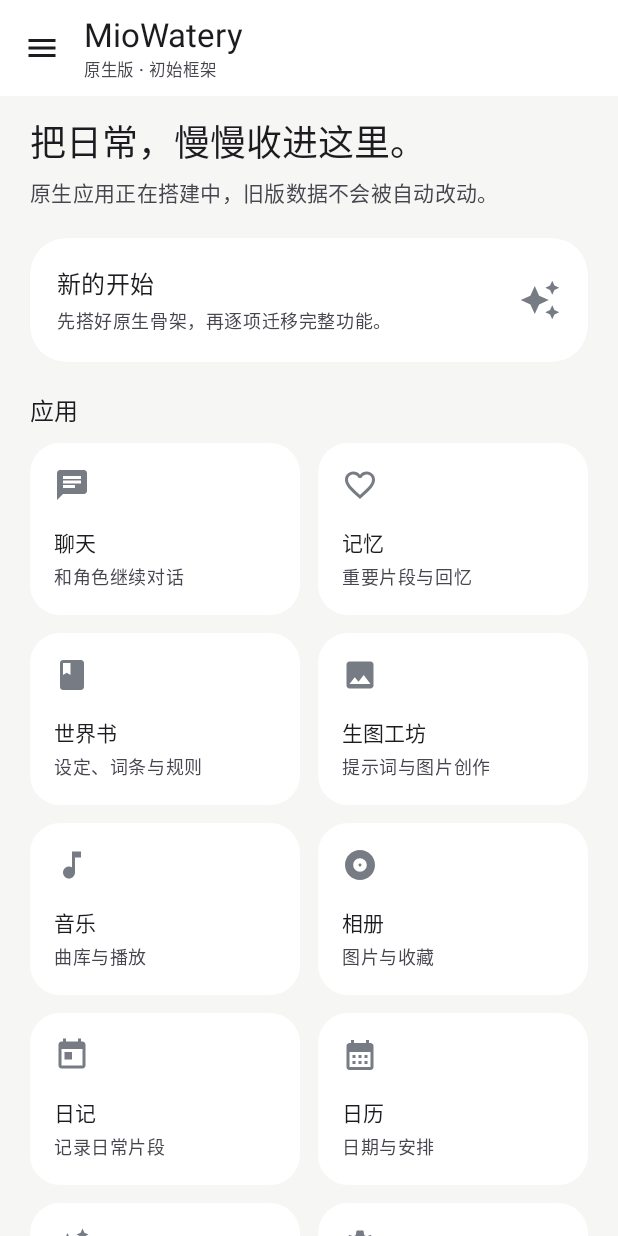
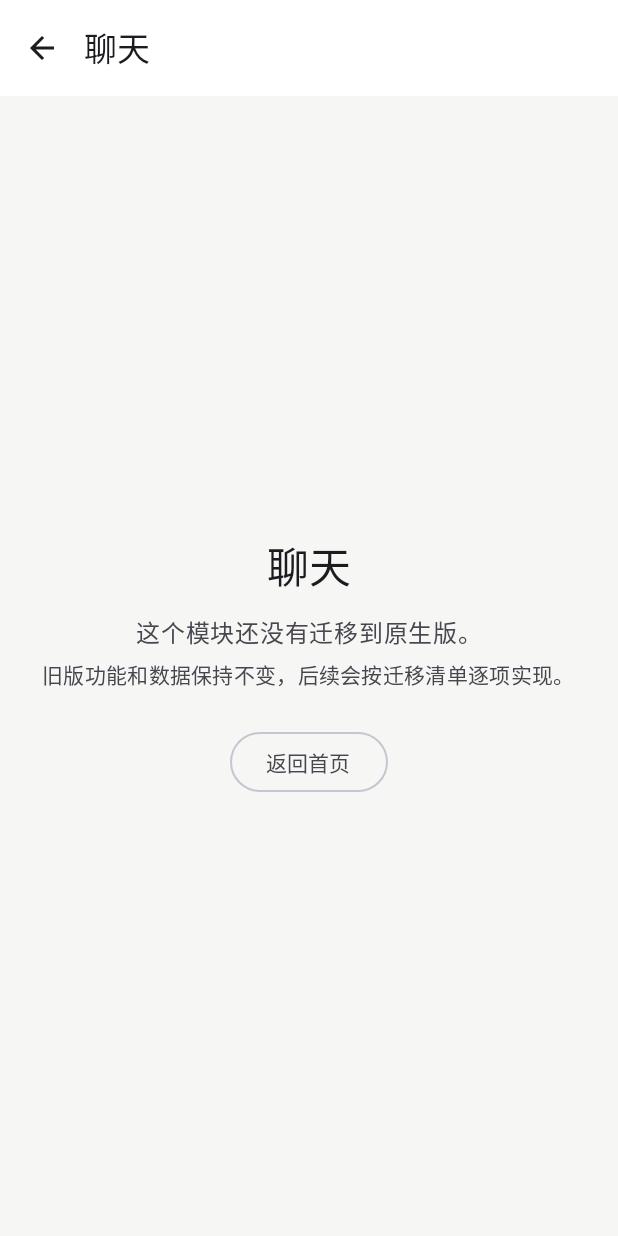
Before and after one commit to water1014/MioWatery-Original, an Android app built with Jetpack Compose: the screen it shows after launch (MainActivity), after a tap on "聊天", on a phone screen of 412 x 824 dp. Run offline under Robolectric (Android 15) with nearby library versions, the phone set to English and light mode, and no system bars.

Commit message:
feat(android): connect native placeholder navigation

```diff
--- a/android/app/src/main/java/com/water1014/miowatery/ui/MioWateryApp.kt
+++ b/android/app/src/main/java/com/water1014/miowatery/ui/MioWateryApp.kt
@@ -3,7 +3,6 @@ package com.water1014.miowatery.ui
 import androidx.compose.foundation.background
 import androidx.compose.foundation.clickable
 import androidx.compose.foundation.layout.Arrangement
-import androidx.compose.foundation.layout.Box
 import androidx.compose.foundation.layout.Column
 import androidx.compose.foundation.layout.PaddingValues
 import androidx.compose.foundation.layout.Row
@@ -18,6 +17,7 @@ import androidx.compose.foundation.lazy.grid.LazyVerticalGrid
 import androidx.compose.foundation.lazy.grid.items
 import androidx.compose.foundation.shape.RoundedCornerShape
 import androidx.compose.material.icons.Icons
+import androidx.compose.material.icons.automirrored.filled.ArrowBack
 import androidx.compose.material.icons.automirrored.filled.Chat
 import androidx.compose.material.icons.filled.Album
 import androidx.compose.material.icons.filled.AutoAwesome
@@ -44,7 +44,11 @@ import androidx.compose.material3.Text
 import androidx.compose.material3.TopAppBar
 import androidx.compose.material3.rememberDrawerState
 import androidx.compose.runtime.Composable
+import androidx.compose.runtime.getValue
+import androidx.compose.runtime.mutableStateOf
+import androidx.compose.runtime.remember
 import androidx.compose.runtime.rememberCoroutineScope
+import androidx.compose.runtime.setValue
 import androidx.compose.ui.Alignment
 import androidx.compose.ui.Modifier
 import androidx.compose.ui.graphics.vector.ImageVector
@@ -52,22 +56,23 @@ import androidx.compose.ui.unit.dp
 import kotlinx.coroutines.launch
 
 private data class AppEntry(
+    val id: String,
     val title: String,
     val subtitle: String,
     val icon: ImageVector
 )
 
 private val appEntries = listOf(
-    AppEntry("聊天", "和角色继续对话", Icons.AutoMirrored.Filled.Chat),
-    AppEntry("记忆", "重要片段与回忆", Icons.Default.FavoriteBorder),
-    AppEntry("世界书", "设定、词条与规则", Icons.Default.Book),
-    AppEntry("生图工坊", "提示词与图片创作", Icons.Default.Image),
-    AppEntry("音乐", "曲库与播放", Icons.Default.MusicNote),
-    AppEntry("相册", "图片与收藏", Icons.Default.Album),
-    AppEntry("日记", "记录日常片段", Icons.Default.Today),
-    AppEntry("日历", "日期与安排", Icons.Default.CalendarMonth),
-    AppEntry("主动消息", "陪伴通知与提醒", Icons.Default.AutoAwesome),
-    AppEntry("设置", "模型、外观与数据", Icons.Default.Settings)
+    AppEntry("chat", "聊天", "和角色继续对话", Icons.AutoMirrored.Filled.Chat),
+    AppEntry("memory", "记忆", "重要片段与回忆", Icons.Default.FavoriteBorder),
+    AppEntry("worldbook", "世界书", "设定、词条与规则", Icons.Default.Book),
+    AppEntry("image", "生图工坊", "提示词与图片创作", Icons.Default.Image),
+    AppEntry("music", "音乐", "曲库与播放", Icons.Default.MusicNote),
+    AppEntry("album", "相册", "图片与收藏", Icons.Default.Album),
+    AppEntry("diary", "日记", "记录日常片段", Icons.Default.Today),
+    AppEntry("calendar", "日历", "日期与安排", Icons.Default.CalendarMonth),
+    AppEntry("proactive", "主动消息", "陪伴通知与提醒", Icons.Default.AutoAwesome),
+    AppEntry("settings", "设置", "模型、外观与数据", Icons.Default.Settings)
 )
 
 @OptIn(ExperimentalMaterial3Api::class)
@@ -75,6 +80,8 @@ private val appEntries = listOf(
 fun MioWateryApp() {
     val drawerState = rememberDrawerState(initialValue = DrawerValue.Closed)
     val scope = rememberCoroutineScope()
+    var selectedPage by remember { mutableStateOf("home") }
+    val selectedEntry = appEntries.firstOrNull { it.id == selectedPage }
 
     ModalNavigationDrawer(
         drawerState = drawerState,
@@ -85,11 +92,23 @@ fun MioWateryApp() {
                     style = MaterialTheme.typography.headlineSmall,
                     modifier = Modifier.padding(horizontal = 24.dp, vertical = 28.dp)
                 )
+                NavigationDrawerItem(
+                    label = { Text("首页") },
+                    selected = selectedPage == "home",
+                    onClick = {
+                        selectedPage = "home"
+                        scope.launch { drawerState.close() }
+                    },
+                    modifier = Modifier.padding(horizontal = 12.dp)
+                )
                 appEntries.forEach { entry ->
                     NavigationDrawerItem(
                         label = { Text(entry.title) },
-                        selected = false,
-                        onClick = { scope.launch { drawerState.close() } },
+                        selected = selectedPage == entry.id,
+                        onClick = {
+                            selectedPage = entry.id
+                            scope.launch { drawerState.close() }
+                        },
                         modifier = Modifier.padding(horizontal = 12.dp)
                     )
                 }
@@ -101,26 +120,48 @@ fun MioWateryApp() {
                 TopAppBar(
                     title = {
                         Column {
-                            Text("MioWatery")
+                            Text(selectedEntry?.title ?: "MioWatery")
+                            if (selectedPage == "home") {
                                 Text(
                                     "原生版 · 初始框架",
                                     style = MaterialTheme.typography.labelSmall,
                                     color = MaterialTheme.colorScheme.onSurfaceVariant
                                 )
                             }
+                        }
                     },
                     navigationIcon = {
-                        IconButton(onClick = { scope.launch { drawerState.open() } }) {
-                            Icon(Icons.Default.Menu, contentDescription = "打开导航")
+                        IconButton(
+                            onClick = {
+                                if (selectedPage == "home") {
+                                    scope.launch { drawerState.open() }
+                                } else {
+                                    selectedPage = "home"
+                                }
+                            }
+                        ) {
+                            Icon(
+                                if (selectedPage == "home") Icons.Default.Menu
+                                else Icons.AutoMirrored.Filled.ArrowBack,
+                                contentDescription = if (selectedPage == "home") "打开导航" else "返回首页"
+                            )
                         }
                     }
                 )
             }
         ) { innerPadding ->
+            if (selectedPage == "home") {
                 HomeScreen(
                     modifier = Modifier.padding(innerPadding),
-                onOpen = { /* Feature destinations will be connected as modules migrate. */ }
+                    onOpen = { selectedPage = it }
                 )
+            } else {
+                FeaturePlaceholder(
+                    title = selectedEntry?.title ?: "功能",
+                    modifier = Modifier.padding(innerPadding),
+                    onBack = { selectedPage = "home" }
+                )
+            }
         }
     }
 }
@@ -190,7 +231,7 @@ private fun HomeScreen(
                 Card(
                     modifier = Modifier
                         .fillMaxWidth()
-                        .clickable { onOpen(entry.title) },
+                        .clickable { onOpen(entry.id) },
                     shape = RoundedCornerShape(20.dp),
                     colors = CardDefaults.cardColors(
                         containerColor = MaterialTheme.colorScheme.surface
@@ -218,3 +259,37 @@ private fun HomeScreen(
         }
     }
 }
+
+@Composable
+private fun FeaturePlaceholder(
+    title: String,
+    modifier: Modifier = Modifier,
+    onBack: () -> Unit
+) {
+    Column(
+        modifier = modifier
+            .fillMaxSize()
+            .background(MaterialTheme.colorScheme.background)
+            .padding(24.dp),
+        verticalArrangement = Arrangement.Center,
+        horizontalAlignment = Alignment.CenterHorizontally
+    ) {
+        Text(title, style = MaterialTheme.typography.headlineMedium)
+        Spacer(Modifier.height(12.dp))
+        Text(
+            "这个模块还没有迁移到原生版。",
+            style = MaterialTheme.typography.bodyLarge,
+            color = MaterialTheme.colorScheme.onSurfaceVariant
+        )
+        Spacer(Modifier.height(6.dp))
+        Text(
+            "旧版功能和数据保持不变，后续会按迁移清单逐项实现。",
+            style = MaterialTheme.typography.bodyMedium,
+            color = MaterialTheme.colorScheme.onSurfaceVariant
+        )
+        Spacer(Modifier.height(24.dp))
+        androidx.compose.material3.OutlinedButton(onClick = onBack) {
+            Text("返回首页")
+        }
+    }
+}
```
Lines whose indentation alone changed are shown as unchanged.
